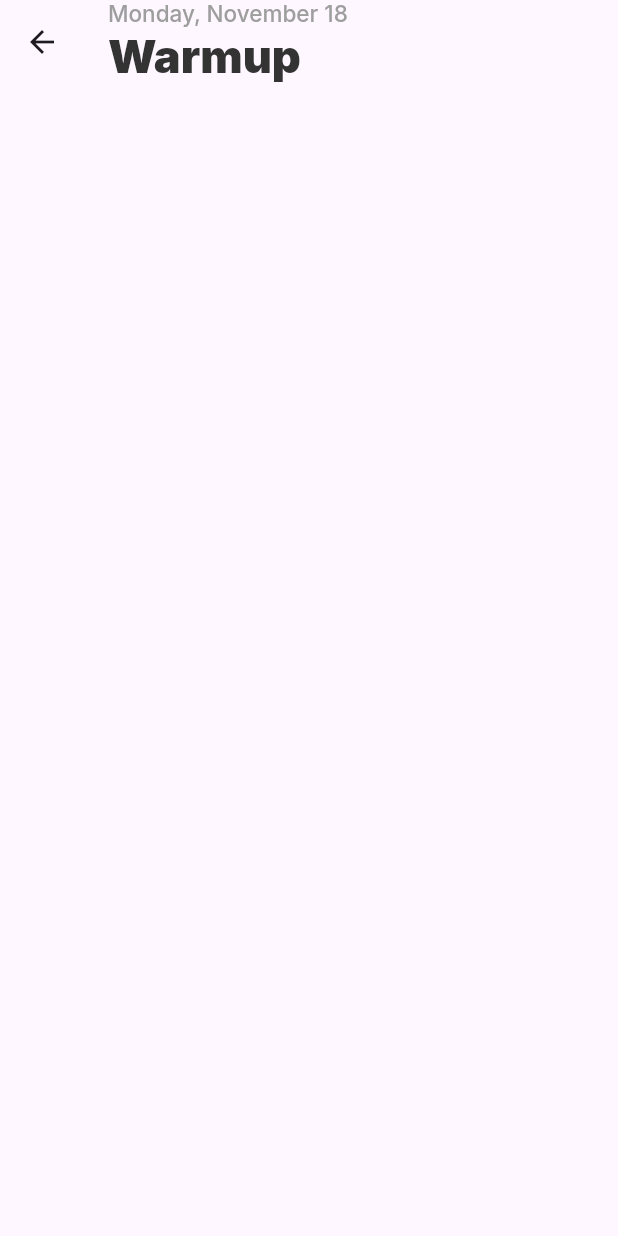
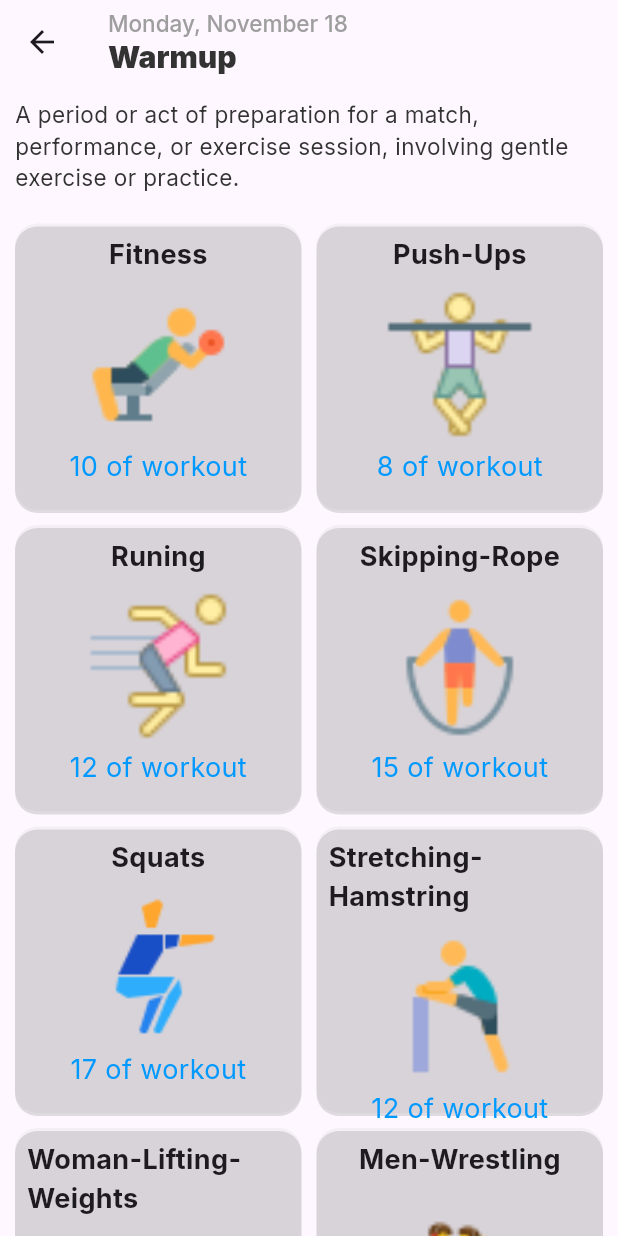
Before and after one commit to nalinkariyawasam/workout_planner, a Flutter app: the screen it shows after launch, after a tap on "Warmup", on a phone screen of 412 x 824 dp. Run offline on Flutter 3.47's test engine with Material 3 defaults, Android fonts, the light colour scheme and no system bars; our stand-ins replace google_fonts.

```diff
--- a/lib/pages/exercise_details_page.dart
+++ b/lib/pages/exercise_details_page.dart
@@ -1,7 +1,9 @@
 import 'package:flutter/material.dart';
 import 'package:intl/intl.dart';
 import 'package:workout_planner/constants/colors.dart';
+import 'package:workout_planner/constants/responsive.dart';
 import 'package:workout_planner/models/exercise_model.dart';
+import 'package:workout_planner/widgets/exercise_card.dart';
 
 class ExerciseDetailsPage extends StatefulWidget {
   final String exerciseTitle;
@@ -46,7 +48,7 @@ class _ExerciseDetailsPageState extends State<ExerciseDetailsPage> {
             Text(
               widget.exerciseTitle,
               style: const TextStyle(
-                fontSize: 30,
+                fontSize: 20,
                 fontWeight: FontWeight.w900,
                 color: kMainBlackColor,
               ),
@@ -54,6 +56,45 @@ class _ExerciseDetailsPageState extends State<ExerciseDetailsPage> {
           ],
         ),
       ),
+      body: SingleChildScrollView(
+        child: Padding(
+          padding: EdgeInsets.all(10),
+          child: Column(
+            children: [
+              Text(
+                widget.exerciseDescription,
+                style: const TextStyle(
+                  fontSize: 15,
+                  fontWeight: FontWeight.normal,
+                  color: kMainBlackColor,
+                ),
+              ),
+              const SizedBox(
+                height: 20,
+              ),
+              // grid view
+              GridView.builder(
+                shrinkWrap: true,
+                physics: const NeverScrollableScrollPhysics(),
+                gridDelegate: const SliverGridDelegateWithFixedCrossAxisCount(
+                  crossAxisCount: 2,
+                  crossAxisSpacing: kDeaultPadding,
+                  mainAxisSpacing: kDeaultPadding,
+                ),
+                itemCount: widget.exerciseList.length,
+                itemBuilder: (context, index) {
+                  Exercise exercise = widget.exerciseList[index];
+                  return ExerciseCard(
+                    title: exercise.exerciseName,
+                    imageUrl: exercise.exerciseImageUrl,
+                    description: "${exercise.noOfMinuites} of workout",
+                  );
+                },
+              ),
+            ],
+          ),
+        ),
+      ),
     );
   }
 }
--- a/lib/pages/home_page.dart
+++ b/lib/pages/home_page.dart
@@ -5,6 +5,7 @@ import 'package:workout_planner/constants/responsive.dart';
 import 'package:workout_planner/data/equipment.dart';
 import 'package:workout_planner/data/exercise_data.dart';
 import 'package:workout_planner/data/user_data.dart';
+import 'package:workout_planner/pages/equipments_page.dart';
 import 'package:workout_planner/pages/exercise_details_page.dart';
 import 'package:workout_planner/widgets/exercise_card.dart';
 import 'package:workout_planner/widgets/progress_cart.dart';
@@ -89,39 +90,84 @@ class _HomePageState extends State<HomePage> {
                               builder: (context) => ExerciseDetailsPage(
                                 exerciseTitle: "Warmup",
                                 exerciseDescription:
-                                    "a period or act of preparation for a match, performance, or exercise session, involving gentle exercise or practice.",
+                                    "A period or act of preparation for a match, performance, or exercise session, involving gentle exercise or practice.",
                                 exerciseList: exerciseList,
                               ),
                             ));
                       },
-                      child: ExerciseCard(
+                      child: const ExerciseCard(
                         title: "Warmup",
                         imageUrl: "assets/images/exercises/pilates.png",
                         description: "see more",
                       ),
                     ),
-                    ExerciseCard(
+                    GestureDetector(
+                      onTap: () {
+                        Navigator.push(
+                          context,
+                          MaterialPageRoute(
+                            builder: (context) => EquiomentDetailsPage(
+                              equipmentTitle: "Equipment",
+                              equipmentDescription:
+                                  "A period or act of preparation for a match, performance, or exercise session, involving gentle exercise or practice.",
+                              equipmentList: equipmentList,
+                            ),
+                          ),
+                        );
+                      },
+                      child: const ExerciseCard(
                         title: "Equipment",
                         imageUrl: "assets/images/equipments/dumbbell.png",
                         description: "see more",
+                      ),
                     ),
                   ],
                 ),
                 const SizedBox(
                   height: 13,
                 ),
-                const Row(
+                Row(
                   mainAxisAlignment: MainAxisAlignment.spaceBetween,
                   children: [
-                    ExerciseCard(
+                    GestureDetector(
+                      onTap: () {
+                        Navigator.push(
+                          context,
+                          MaterialPageRoute(
+                            builder: (context) => ExerciseDetailsPage(
+                              exerciseTitle: "Excercise",
+                              exerciseDescription:
+                                  "A period or act of preparation for a match, performance, or exercise session, involving gentle exercise or practice.",
+                              exerciseList: exerciseList,
+                            ),
+                          ),
+                        );
+                      },
+                      child: const ExerciseCard(
                         title: "Exercise",
                         imageUrl: "assets/images/exercises/pullups.png",
                         description: "see more",
                       ),
-                    ExerciseCard(
+                    ),
+                    GestureDetector(
+                      onTap: () {
+                        Navigator.push(
+                          context,
+                          MaterialPageRoute(
+                            builder: (context) => ExerciseDetailsPage(
+                              exerciseTitle: "Streching",
+                              exerciseDescription:
+                                  "A period or act of preparation for a match, performance, or exercise session, involving gentle exercise or practice.",
+                              exerciseList: exerciseList,
+                            ),
+                          ),
+                        );
+                      },
+                      child: const ExerciseCard(
                         title: "Stretching",
                         imageUrl: "assets/images/equipments/dumbbells.png",
                         description: "see more",
+                      ),
                     ),
                   ],
                 ),
```
Also changed, not shown: lib/pages/equipments_page.dart (added, +74 -0 lines). Lines whose indentation alone changed are shown as unchanged.
